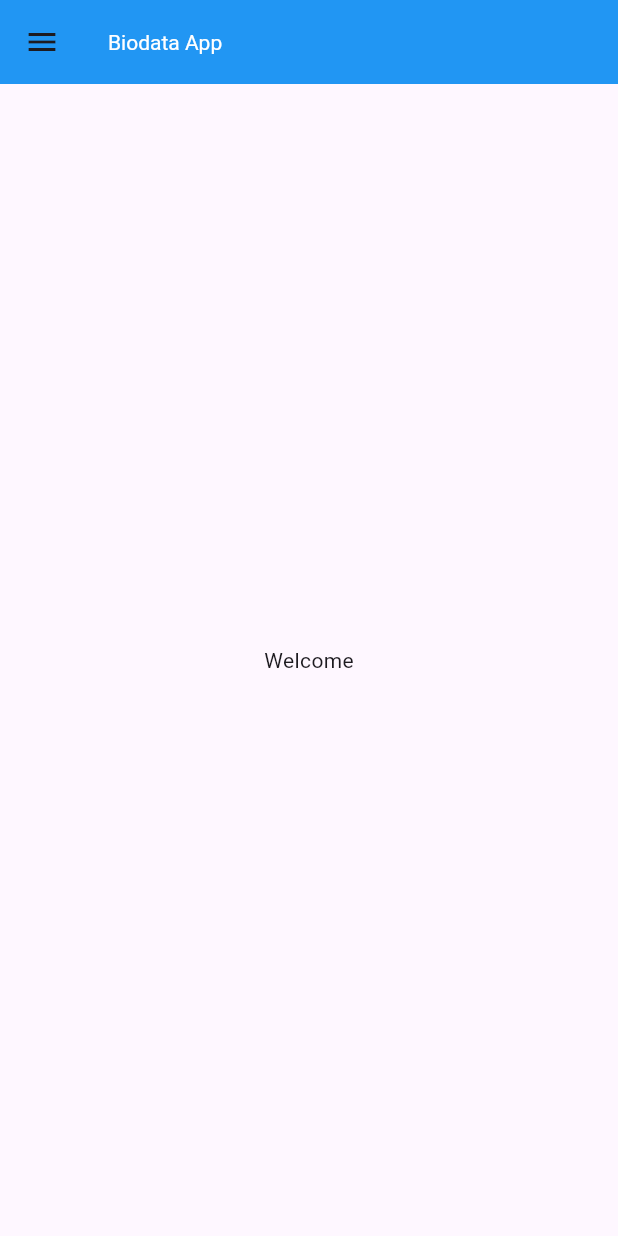
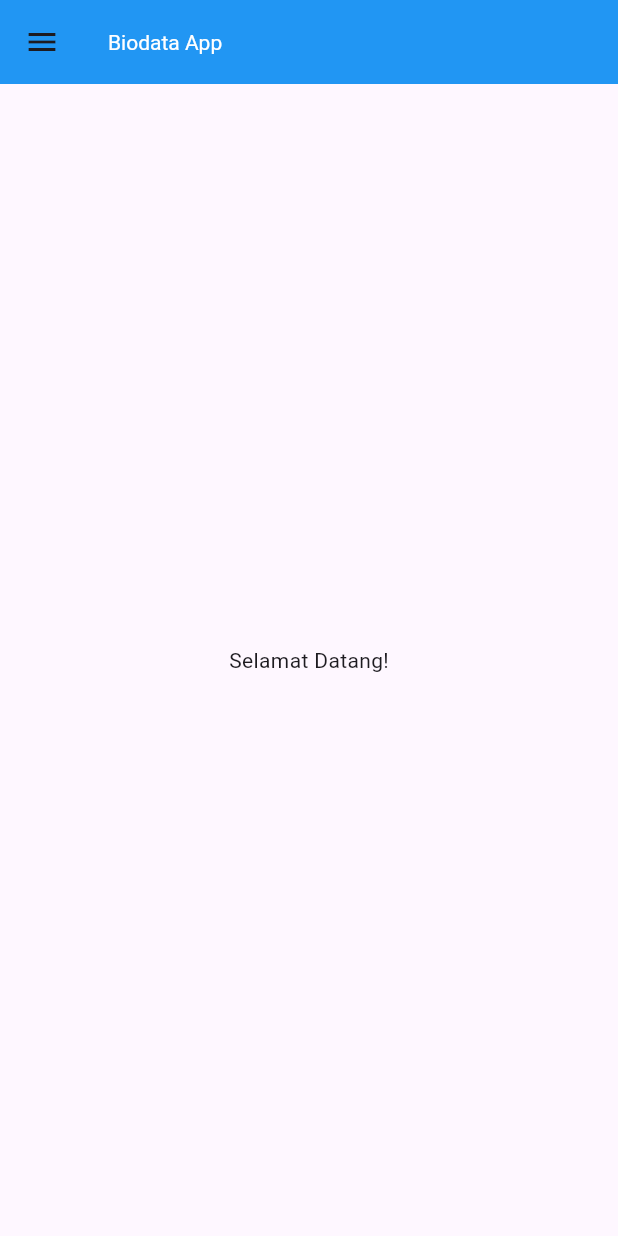
Before and after one commit to 22091397095-AhmadBalyaDiwanullatifMIC22/kelompok6_project_biodataapp, a Flutter app: the screen it shows after launch, on a phone screen of 412 x 824 dp. Run offline on Flutter 3.47's test engine with Material 3 defaults, Android fonts, the phone set to English and light mode, and no system bars.

Commit message:
Update main.dart

```diff
--- a/lib/main.dart
+++ b/lib/main.dart
@@ -88,7 +88,7 @@ class _MenuUtamaState extends State<MenuUtama> {
       ),
       body: Container(
         child: Center(
-          child: Text("Welcome"),
+          child: Text("Selamat Datang!"),
         ),
       ),
     );
```
